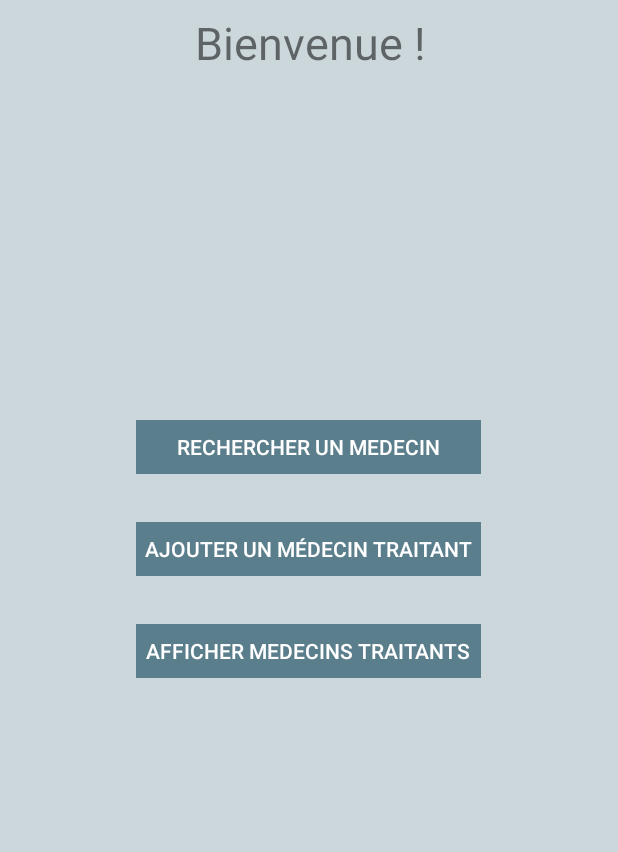
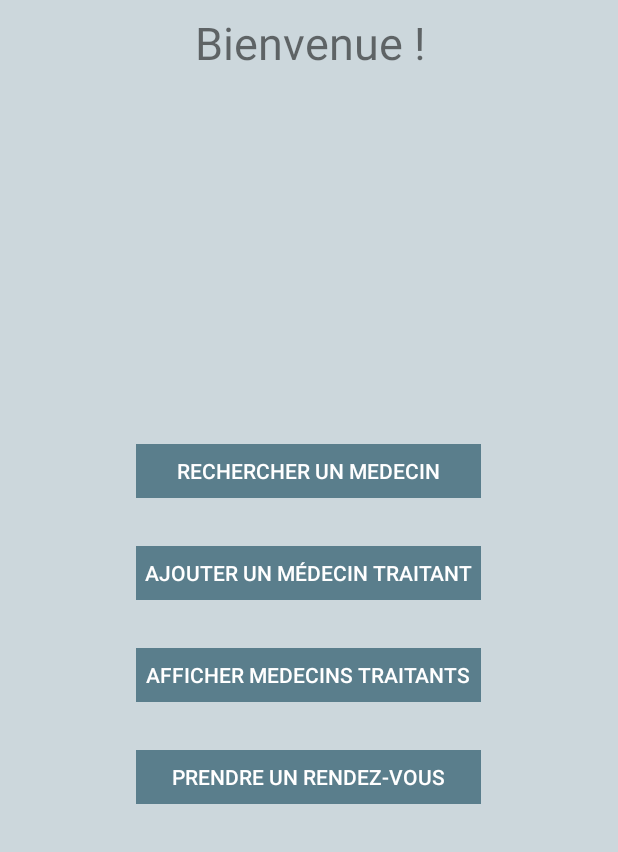
Before and after one commit to mohyahi/ProjetMobile, an Android app: the AccueilActivity screen opened directly, with no data from a screen before it, on a phone screen of 412 x 824 dp, the part 384-1236 px from its top. Run offline under Robolectric (Android 15) with nearby library versions, the phone set to English and light mode, and no system bars.

Commit message:
MedTrait2

```diff
--- a/app/src/main/java/com/example/projet/Retrofitservice.kt
+++ b/app/src/main/java/com/example/projet/Retrofitservice.kt
@@ -8,7 +8,7 @@ object Retrofitservice {
 
     var gson = GsonBuilder().setLenient().create()
     val endpoint :Endpoint by lazy {
-        Retrofit.Builder().baseUrl("https://74ec6daa.ngrok.io/").
+        Retrofit.Builder().baseUrl("https://04c766a4.ngrok.io/").
             addConverterFactory(GsonConverterFactory.create(gson)).
             build().create(Endpoint::class.java)
     }
--- a/app/src/main/res/layout/accueil.xml
+++ b/app/src/main/res/layout/accueil.xml
@@ -66,9 +66,23 @@
         style="@style/Widget.AppCompat.Button.Borderless"
         android:layout_width="230dp"
         android:layout_height="36dp"
-        android:layout_marginBottom="116dp"
+        android:layout_marginBottom="32dp"
         android:background="@color/colorPrimary"
         android:text="Afficher medecins traitants"
+        android:textColor="@android:color/background_light"
+        app:layout_constraintBottom_toTopOf="@+id/prendre_rdv_btn"
+        app:layout_constraintEnd_toEndOf="parent"
+        app:layout_constraintHorizontal_bias="0.497"
+        app:layout_constraintStart_toStartOf="parent" />
+
+    <Button
+        android:id="@+id/prendre_rdv_btn"
+        style="@style/Widget.AppCompat.Button.Borderless"
+        android:layout_width="230dp"
+        android:layout_height="36dp"
+        android:layout_marginBottom="32dp"
+        android:background="@color/colorPrimary"
+        android:text="Prendre un rendez-vous"
         android:textColor="@android:color/background_light"
         app:layout_constraintBottom_toBottomOf="parent"
         app:layout_constraintEnd_toEndOf="parent"
```
Also changed, not shown: 987 other files.
